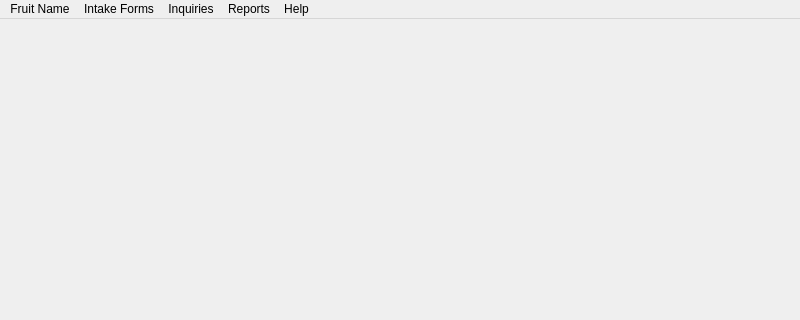
This is drc/DRCClient.ui in lansdon/cpts483_drc as Qt 5 draws it before an edit; both pictures show x 0 to 800 and y 0 to 320 of the 800 by 643 pixel window. The edited form follows.
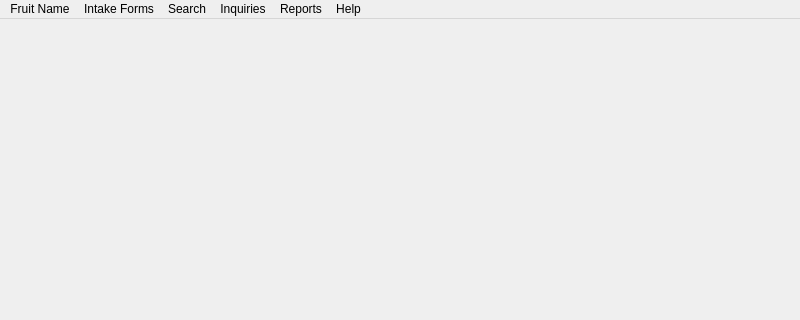
This is the edited form.

```diff
--- a/drc/DRCClient.ui
+++ b/drc/DRCClient.ui
@@ -51,7 +51,7 @@
      <x>0</x>
      <y>0</y>
      <width>800</width>
-     <height>22</height>
+     <height>21</height>
     </rect>
    </property>
    <widget class="QMenu" name="menuFruit_Name">
@@ -99,8 +99,15 @@
      <string>Help</string>
     </property>
    </widget>
+   <widget class="QMenu" name="menuSearch">
+    <property name="title">
+     <string>Search</string>
+    </property>
+    <addaction name="actionNew_search_form"/>
+   </widget>
    <addaction name="menuFruit_Name"/>
    <addaction name="menuIntake_Forms"/>
+   <addaction name="menuSearch"/>
    <addaction name="menuInquiries"/>
    <addaction name="menuReports"/>
    <addaction name="menuHelp"/>
```
Left out of the diff: 5 changed lines with no effect on the pictures.
